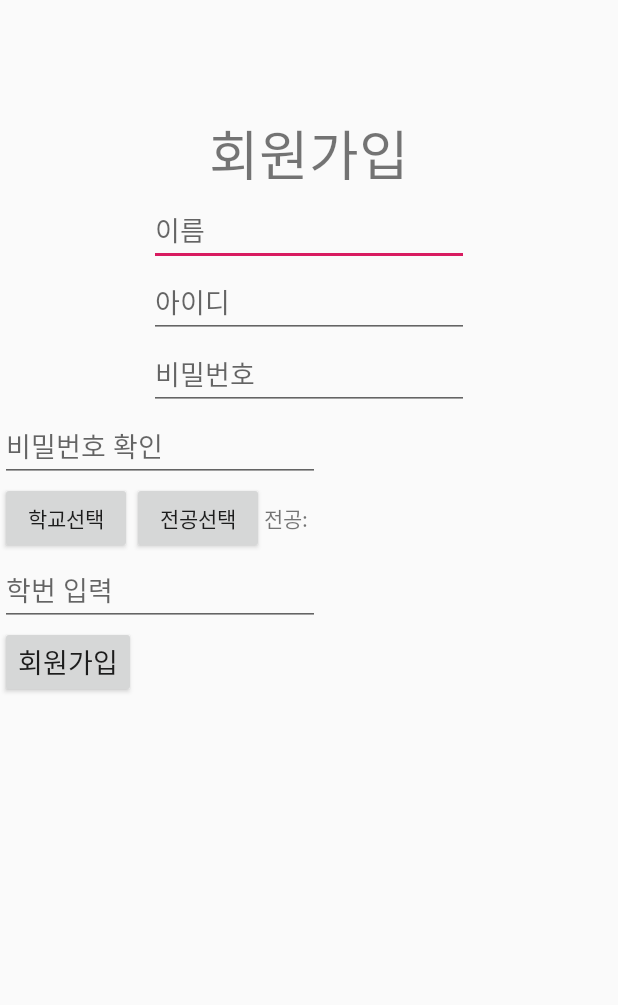
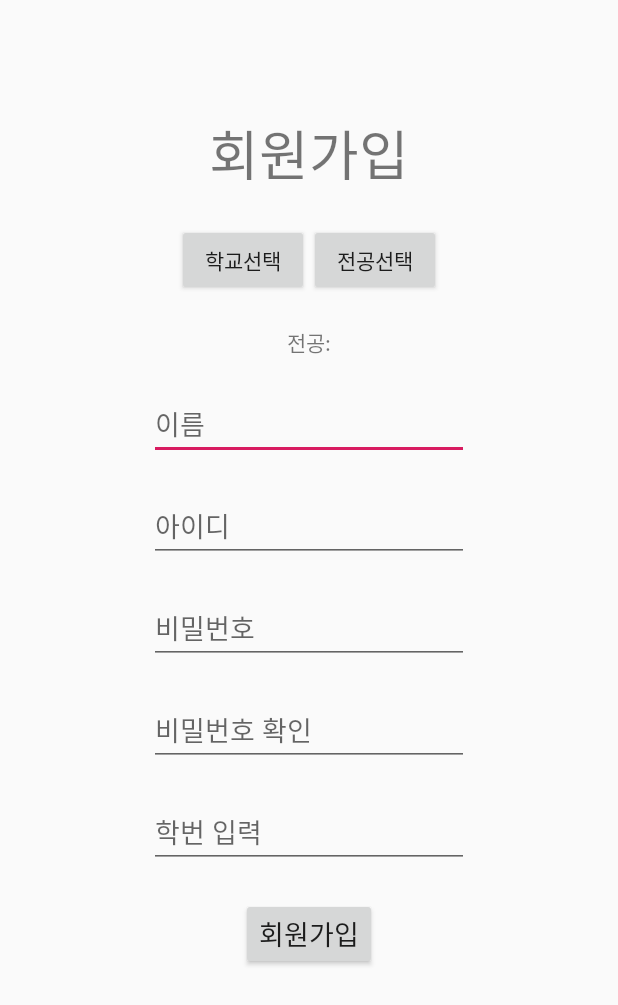
Before and after one commit to yoon1000/CapstoneDesign_Muse, an Android app: the layout activity_register_.xml on its own in the app's theme, with its tools: preview values and no code run, on a phone screen of 412 x 824 dp. Shown: the top 1005 px of the screen. Run offline under Robolectric (Android 15) with nearby library versions, the light colour scheme and no system bars.

Commit message:
회원가입-전공불러오기 성공/전공 선택해서 회원가입 성공

```diff
--- a/android_11_10/application(muse)/app/src/main/java/com/ajou/capstonedesign/museapplication/TimetableOptionPopup.java
+++ b/android_11_10/application(muse)/app/src/main/java/com/ajou/capstonedesign/museapplication/TimetableOptionPopup.java
@@ -1,13 +1,16 @@
+/*
 package com.ajou.capstonedesign.museapplication;
 
 import android.os.Bundle;
 
 import androidx.appcompat.app.AppCompatActivity;
+import androidx.fragment.app.Fragment;
 
-public class TimetableOptionPopup extends AppCompatActivity {
+public class TimetableOptionPopup extends Fragment {
     @Override
     protected void onCreate(Bundle savedInstanceState) {
         super.onCreate(savedInstanceState);
         setContentView(R.layout.add_timetable_option);
     }
 }
+*/
--- a/android_11_10/application(muse)/app/src/main/res/layout/activity_choose_major.xml
+++ b/android_11_10/application(muse)/app/src/main/res/layout/activity_choose_major.xml
@@ -15,7 +15,9 @@
             android:layout_width="match_parent"
             android:layout_height="wrap_content"
             android:text="학교 선택"
-            android:background="@color/C6"/>
+            android:textSize="30dp"
+            android:gravity="center"
+            android:background="@color/C5"/>
 
         <Space
             android:layout_width="match_parent"
--- a/android_11_10/application(muse)/app/src/main/res/layout/activity_register_.xml
+++ b/android_11_10/application(muse)/app/src/main/res/layout/activity_register_.xml
@@ -18,6 +18,41 @@
             android:layout_marginTop="75dp"
             android:text="회원가입"
             android:textSize="36sp"
+            android:layout_gravity="center"
+            android:layout_marginBottom="10dp"/>
+
+        <LinearLayout
+            android:layout_width="wrap_content"
+            android:layout_height="wrap_content"
+            android:orientation="horizontal"
+            android:layout_gravity="center">
+
+
+            <Button
+                android:id="@+id/selectschool"
+                android:layout_width="wrap_content"
+                android:layout_height="wrap_content"
+                android:text="학교선택"
+                android:layout_marginTop="10dp"
+                android:layout_marginBottom="10dp"/>
+
+            <Button
+                android:id="@+id/selectmajor"
+                android:layout_width="wrap_content"
+                android:layout_height="wrap_content"
+                android:text="전공선택"
+                android:layout_marginTop="10dp"
+                android:layout_marginBottom="10dp"/>
+
+        </LinearLayout>
+
+        <TextView
+            android:id="@+id/selected"
+            android:layout_width="wrap_content"
+            android:layout_height="wrap_content"
+            android:layout_marginTop="10dp"
+            android:layout_marginBottom="10dp"
+            android:text="전공:"
             android:layout_gravity="center"/>
 
         <EditText
@@ -27,7 +62,9 @@
             android:ems="10"
             android:hint="이름"
             android:inputType="textPersonName"
-            android:layout_gravity="center"/>
+            android:layout_gravity="center"
+            android:layout_marginTop="10dp"
+            android:layout_marginBottom="10dp"/>
 
         <EditText
             android:id="@+id/et_id"
@@ -36,7 +73,9 @@
             android:ems="10"
             android:hint="아이디"
             android:inputType="textPersonName"
-            android:layout_gravity="center"/>
+            android:layout_gravity="center"
+            android:layout_marginTop="10dp"
+            android:layout_marginBottom="10dp"/>
 
         <EditText
             android:id="@+id/et_password"
@@ -45,12 +84,16 @@
             android:ems="10"
             android:hint="비밀번호"
             android:inputType="textPassword"
-            android:layout_gravity="center"/>
+            android:layout_gravity="center"
+            android:layout_marginTop="10dp"
+            android:layout_marginBottom="10dp"/>
 
         <LinearLayout
-            android:layout_width="match_parent"
+            android:layout_width="wrap_content"
             android:layout_height="wrap_content"
-            android:orientation="horizontal">
+            android:orientation="horizontal"
+            android:layout_gravity="center"
+            >
 
             <EditText
                 android:id="@+id/et_passwordConfirm"
@@ -59,40 +102,16 @@
                 android:ems="10"
                 android:hint="비밀번호 확인"
                 android:inputType="textPassword"
-                />
+                android:layout_marginTop="10dp"
+                android:layout_marginBottom="10dp"/>
 
             <ImageView
                 android:id="@+id/setImage"
-                android:layout_width="0dp"
-                android:layout_height="0dp"
-                android:layout_marginStart="8dp"
-                android:layout_marginEnd="32dp"
-                android:scaleType="fitStart" />
-        </LinearLayout>
-
-        <LinearLayout
-            android:layout_width="match_parent"
-            android:layout_height="wrap_content"
-            android:orientation="horizontal">
-
-            <Button
-                android:id="@+id/selectschool"
                 android:layout_width="wrap_content"
-                android:layout_height="wrap_content"
-                android:text="학교선택" />
-
-            <Button
-                android:id="@+id/selectmajor"
-                android:layout_width="wrap_content"
-                android:layout_height="wrap_content"
-                android:text="전공선택" />
-
-            <TextView
-                android:id="@+id/selected"
-                android:layout_width="wrap_content"
-                android:layout_height="wrap_content"
-                android:layout_weight="1"
-                android:text="전공:" />
+                android:layout_height="match_parent"
+                android:scaleType="fitStart"
+                android:layout_marginTop="10dp"
+                android:layout_marginBottom="10dp"/>
         </LinearLayout>
 
         <EditText
@@ -101,14 +120,20 @@
             android:layout_height="wrap_content"
             android:ems="10"
             android:hint="학번 입력"
-            android:inputType="textPersonName" />
+            android:inputType="textPersonName"
+            android:layout_gravity="center"
+            android:layout_marginTop="10dp"
+            android:layout_marginBottom="10dp"/>
 
         <Button
             android:id="@+id/Register"
             android:layout_width="wrap_content"
             android:layout_height="wrap_content"
             android:text="회원가입"
-            android:textSize="18sp" />
+            android:textSize="18sp"
+            android:layout_gravity="center"
+            android:layout_marginTop="10dp"
+            android:layout_marginBottom="10dp"/>
 
     </LinearLayout>
 
--- a/android_11_10/application(muse)/app/src/main/res/layout/add_timetable_option.xml
+++ b/android_11_10/application(muse)/app/src/main/res/layout/add_timetable_option.xml
@@ -1,7 +1,8 @@
 <?xml version="1.0" encoding="utf-8"?>
 <LinearLayout xmlns:android="http://schemas.android.com/apk/res/android"
     android:orientation="vertical" android:layout_width="wrap_content"
-    android:layout_height="wrap_content">
+    android:layout_height="wrap_content"
+    android:id="@+id/popuplayout">
 
     <LinearLayout
         android:layout_width="match_parent"
--- a/android_11_10/application(muse)/app/src/main/res/layout/fragment_home.xml
+++ b/android_11_10/application(muse)/app/src/main/res/layout/fragment_home.xml
@@ -11,6 +11,12 @@
         android:layout_width="match_parent"
         android:layout_height="match_parent"
         android:orientation="vertical">
+
+        <TextView
+            android:id="@+id/home_major"
+            android:layout_width="match_parent"
+            android:layout_height="wrap_content"
+            android:text="TextView" />
 
         <Button
             android:id="@+id/button"
--- a/android_11_10/application(muse)/app/src/main/res/layout/view_list.xml
+++ b/android_11_10/application(muse)/app/src/main/res/layout/view_list.xml
@@ -13,6 +13,7 @@
             android:layout_width="wrap_content"
             android:layout_height="wrap_content"
             android:layout_weight="1"
+            android:textSize = "20dp"
             android:text="TextView" />
 
     </LinearLayout>
```
Also changed, not shown: android_11_10/application(muse)/app/src/main/java/com/ajou/capstonedesign/museapplication/ChooseMajorAdapter.java (+5 -8 lines), android_11_10/application(muse)/app/src/main/java/com/ajou/capstonedesign/museapplication/FragmentCalender.java (+19 -9 lines), android_11_10/application(muse)/app/src/main/java/com/ajou/capstonedesign/museapplication/FragmentHome.java (+4 -4 lines), android_11_10/application(muse)/app/src/main/java/com/ajou/capstonedesign/museapplication/LoginActivity.java (+2 -11 lines), android_11_10/application(muse)/app/src/main/java/com/ajou/capstonedesign/museapplication/MainActivity.java (+12 -3 lines), android_11_10/application(muse)/app/src/main/java/com/ajou/capstonedesign/museapplication/Register_Activity.java (+41 -8 lines), android_11_10/application(muse)/app/src/main/res/layout/fragment_calender.xml (+180 -146 lines).
